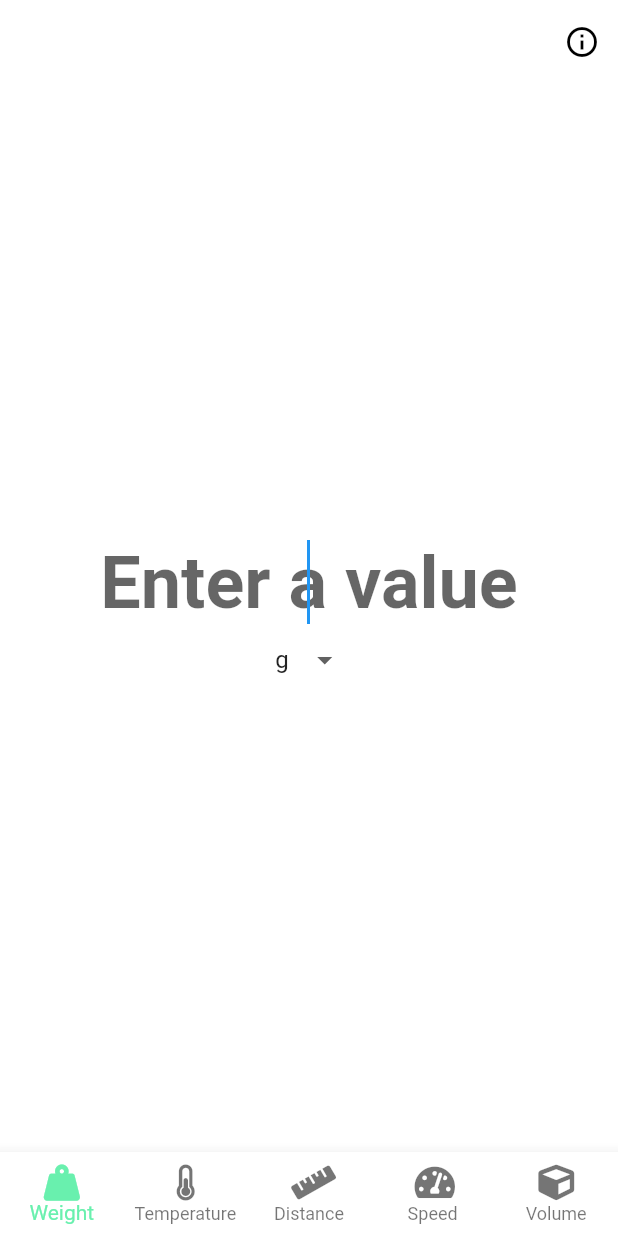
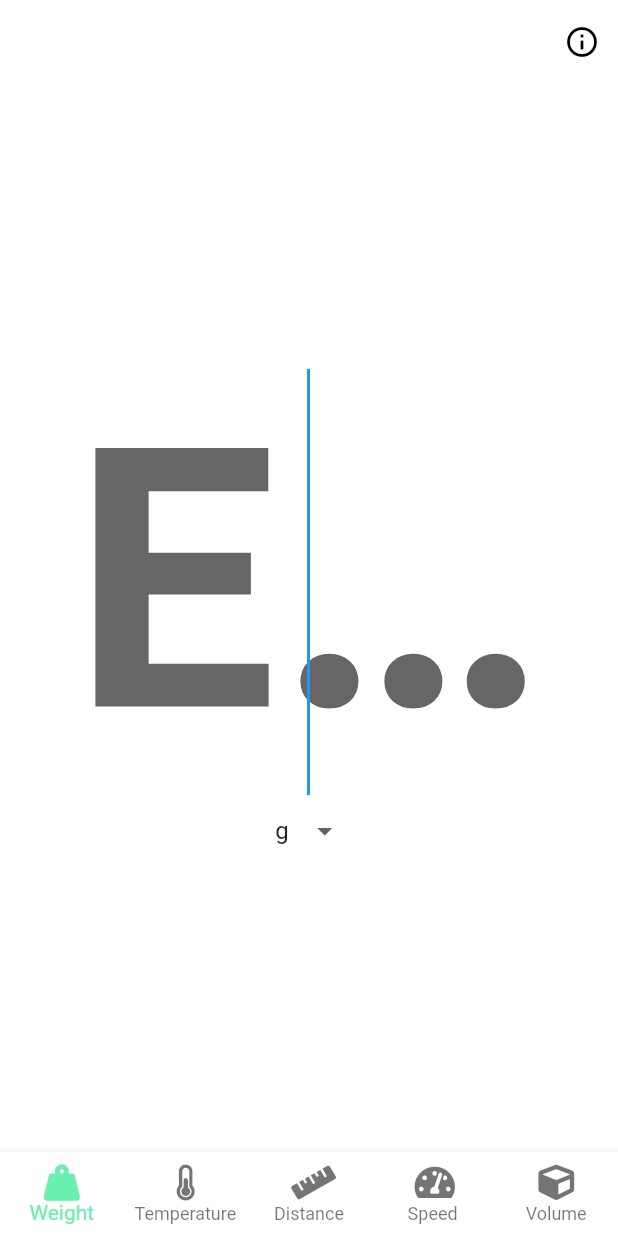
Before and after one commit to TobiasRitter/anyunit, a Flutter app: the screen it shows after launch, on a phone screen of 412 x 824 dp. Run offline on Flutter 3.47's test engine with Material 2 defaults, Android fonts, the phone set to English and light mode, and no system bars; our stand-ins replace bloc, equatable, flutter_bloc, font_awesome_flutter.

Commit message:
fix input field

```diff
--- a/lib/view/inputscreen.dart
+++ b/lib/view/inputscreen.dart
@@ -46,7 +46,6 @@ class _InputScreenState extends State<InputScreen> {
 
   @override
   Widget build(BuildContext context) {
-    TextEditingController _controller = TextEditingController();
     return BlocProvider(
       builder: (context) => InputScreenBloc(),
       child: BlocBuilder(
@@ -118,19 +117,23 @@ class _InputScreenState extends State<InputScreen> {
             body: Column(
               mainAxisAlignment: MainAxisAlignment.center,
               children: <Widget>[
-                TextField(
+                Center(
+                  child: SizedBox(
+                    width: MediaQuery.of(context).size.width * 0.9,
+                    child: TextField(
                       onChanged: bloc.onValueChanged,
-                  controller: _controller,
                       style: TextStyle(
                         color: Theme.of(context).accentColor,
                         fontWeight: FontWeight.bold,
-                    fontSize: _calculateFontSize(_controller.text.length),
+                        fontSize: _calculateFontSize(state.value.length),
                       ),
                       autofocus: true,
                       keyboardType: TextInputType.number,
                       textAlign: TextAlign.center,
                       decoration: InputDecoration.collapsed(
                         hintText: "Enter a value",
+                      ),
+                    ),
                   ),
                 ),
                 DropdownButton(
```
Also changed, not shown: 1 other file. Lines whose indentation alone changed are shown as unchanged.
